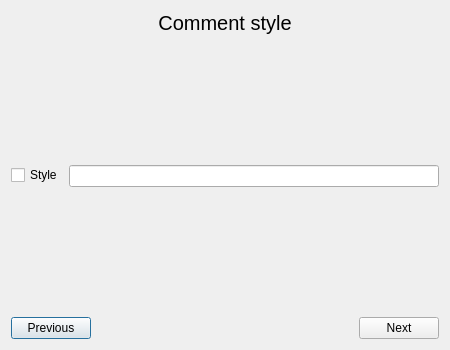
Before: the Qt Designer form gui/designer/new_sensor_model_comment_style.ui in jacob-kamminga/AI-Sensus, drawn with Qt 5.
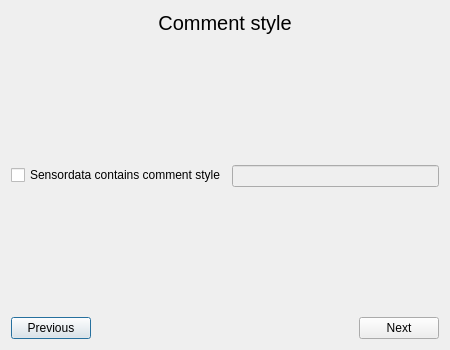
After: the same form once the commit is applied.

Commit message: Sensor ID location in sensor model wizard is now optional Minor updates to dialogs so that row and column spinboxes minimum value is 1 Minor bugfix with connection between dialogs in sensor model wizard (previous and next buttons were not correctly linked to dialogs)

What changed in the file:
```diff
--- a/gui/designer/new_sensor_model_comment_style.ui
+++ b/gui/designer/new_sensor_model_comment_style.ui
@@ -43,12 +43,19 @@
      <item row="0" column="0">
       <widget class="QCheckBox" name="checkBox_enabled">
        <property name="text">
-        <string>Style</string>
+        <string>Sensordata contains comment style</string>
        </property>
       </widget>
      </item>
      <item row="0" column="1">
-      <widget class="QLineEdit" name="lineEdit_style"/>
+      <widget class="QLineEdit" name="lineEdit_style">
+       <property name="enabled">
+        <bool>false</bool>
+       </property>
+       <property name="clearButtonEnabled">
+        <bool>false</bool>
+       </property>
+      </widget>
      </item>
     </layout>
    </item>
```
The commit also changes 12 other files.
